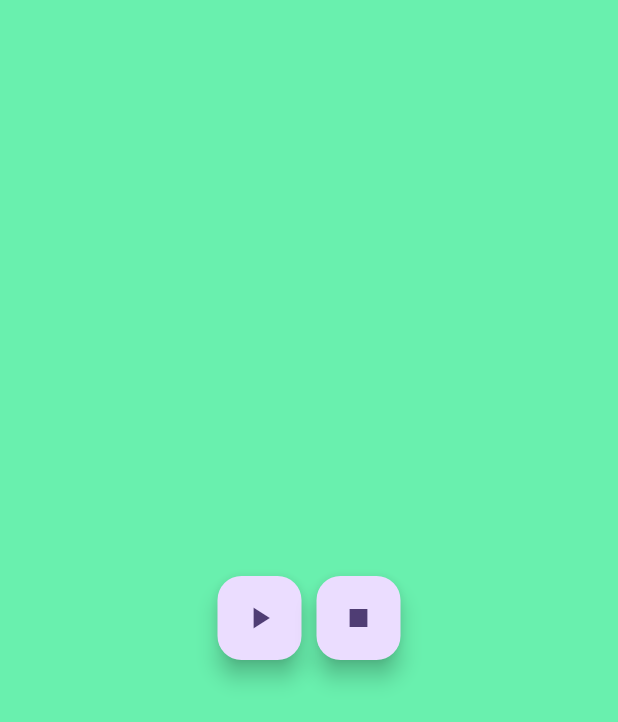
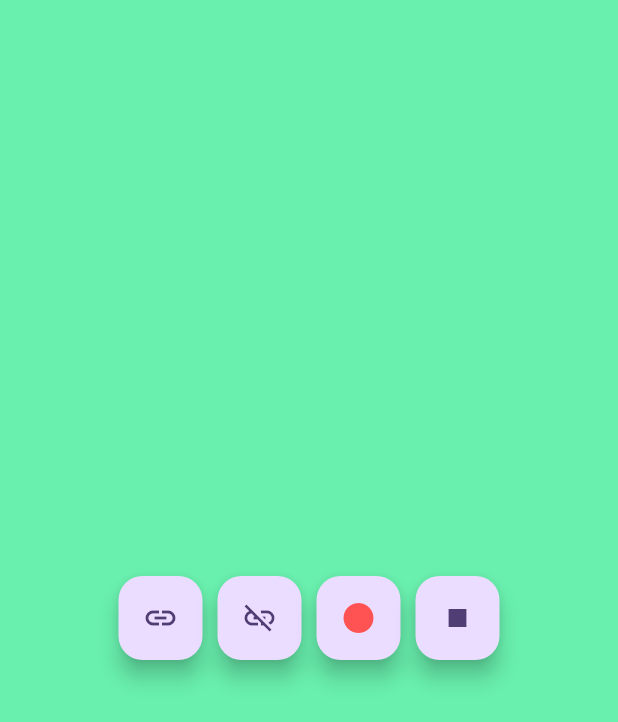
Before and after one commit to alexsunday/recorder, a Flutter app: the screen it shows after launch, after a tap on the "stop" icon, on a phone screen of 412 x 824 dp. Shown: the top 722 px of the screen. Run offline on Flutter 3.47's test engine with Material 3 defaults, Android fonts, the phone set to English and light mode, and no system bars; missing offline and left inert: record; network calls fail.

Commit message:
add record example.

```diff
--- a/clients/flapp/recorder/lib/pages/home.dart
+++ b/clients/flapp/recorder/lib/pages/home.dart
@@ -1,5 +1,6 @@
 import 'package:flutter/material.dart';
 import 'package:recorder/service/conn.dart';
+import 'package:recorder/service/recorder.dart';
 
 class HomePage extends StatefulWidget {
   const HomePage({super.key});
@@ -17,30 +18,58 @@ class _HomePage extends State<HomePage> {
         backgroundColor: Colors.greenAccent,
         body: Center(
             child: Row(
-              mainAxisAlignment: MainAxisAlignment.center,
+          mainAxisAlignment: MainAxisAlignment.center,
           children: [
             FloatingActionButton(
-                child: const Icon(Icons.play_arrow),
+                child: const Icon(Icons.link_outlined),
                 onPressed: () {
-                  onOpenClicked();
+                  _onOpenClicked();
                 }),
-                Container(
-                  width: 10,
-                ),
+            Container(
+              width: 10,
+            ),
+            FloatingActionButton(
+                child: const Icon(Icons.link_off),
+                onPressed: () {
+                  _onCloseClicked();
+                }),
+            Container(
+              width: 10,
+            ),
+            FloatingActionButton(
+              child: const Icon(
+                Icons.circle,
+                color: Colors.redAccent,
+              ),
+              onPressed: () {
+                _onBeginRecord();
+              },
+            ),
+            Container(
+              width: 10,
+            ),
             FloatingActionButton(
                 child: const Icon(Icons.stop),
                 onPressed: () {
-                  onCloseClicked();
+                  _onStopRecord();
                 }),
           ],
         )));
   }
 
-  onOpenClicked() {
+  _onOpenClicked() {
     glws.open();
   }
 
-  onCloseClicked() {
+  _onCloseClicked() {
     glws.close();
   }
+
+  _onBeginRecord() {
+    recorder.startRecord();
+  }
+
+  _onStopRecord() {
+    recorder.stopRecord();
+  }
 }
--- a/clients/flapp/recorder/pubspec.yaml
+++ b/clients/flapp/recorder/pubspec.yaml
@@ -30,6 +30,7 @@ environment:
 dependencies:
   flutter:
     sdk: flutter
+  record: ^5.1.2
   test: 1.25.7
 
   # The following adds the Cupertino Icons font to your application.
```
Also changed, not shown: clients/flapp/recorder/lib/service/recorder.dart (added, +29 -0 lines), clients/flapp/recorder/pubspec.lock, 2 other files.
